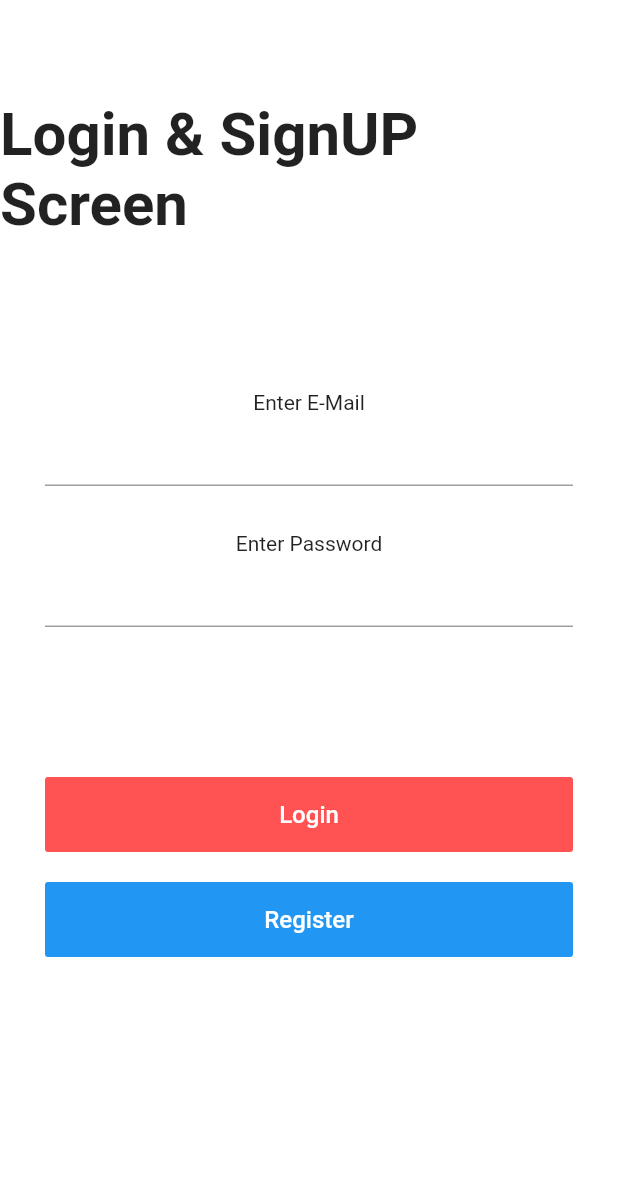
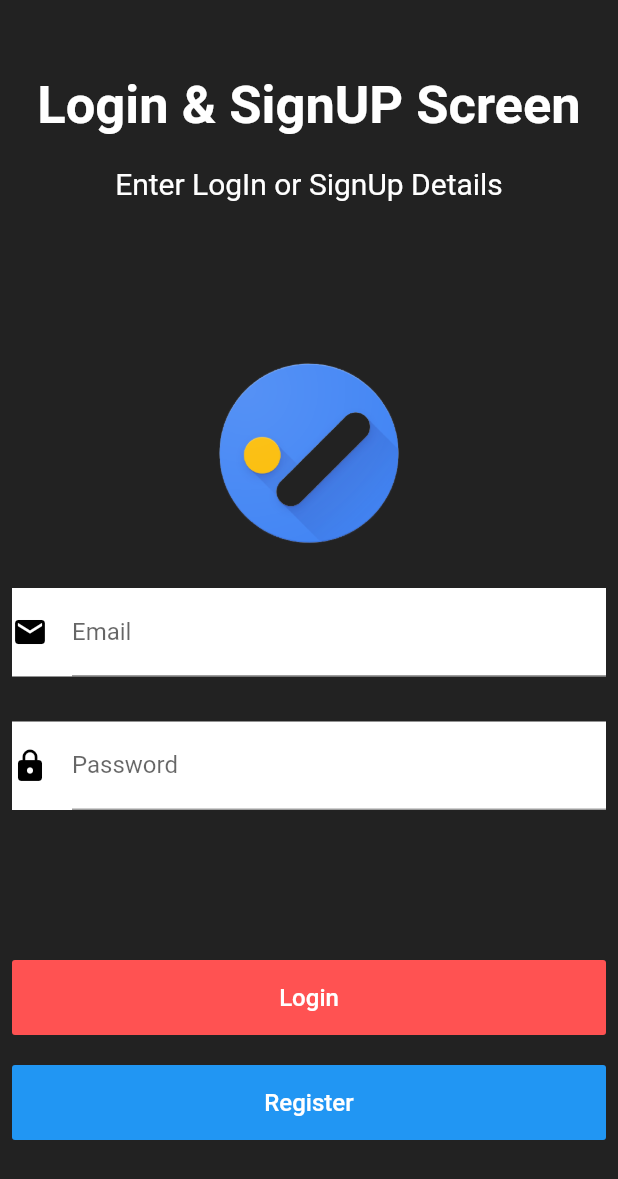
Before and after one commit to atharjaved15/mad_final, a Flutter app: the screen it shows after launch, on a phone screen of 412 x 824 dp. Shown: the top 1179 px of the screen. Run offline on Flutter 3.47's test engine with Material 2 defaults, Android fonts, the phone set to English and light mode, and no system bars; our stand-ins replace animated_splash_screen, firebase_auth, firebase_core, flutter_colorpicker, flutter_markdown, fluttertoast and 4 more; accounts and stored records are empty; generated files the repository leaves out were written again.

Commit message:
Icon Added

```diff
--- a/lib/loginScreen.dart
+++ b/lib/loginScreen.dart
@@ -31,52 +31,71 @@ class loginScreen extends StatelessWidget {
     return MaterialApp(
       debugShowCheckedModeBanner: false,
       home: Scaffold(
-          backgroundColor: Colors.white,
+          backgroundColor: Colors.black87,
           body: Center(
             child: SingleChildScrollView(
               child: Column(
                 mainAxisAlignment: MainAxisAlignment.center,
                 children: <Widget>[
-
-                  Text('Login & SignUP Screen' , style: TextStyle(fontSize: 40, fontWeight: FontWeight.bold),),
+                  SizedBox(height: 50,),
+                  Text('Login & SignUP Screen' , style: TextStyle(fontSize: 35, fontWeight: FontWeight.bold, color: Colors.white),),
+                  SizedBox(height: 20,),
+                  Text('Enter LogIn or SignUp Details' , style: TextStyle(color: Colors.white, fontSize: 20),),
                   SizedBox(
-                    height: 100,
+                    height: 70,
                   ),
                   Container(
-
                     child: SingleChildScrollView(
                       child: Container(
-                        alignment: Alignment.topCenter,
-                        margin: EdgeInsets.symmetric(horizontal: 30),
+                        margin: EdgeInsets.only(top: 20),
                         child: Center(
                           child: SingleChildScrollView(
+                            child: Padding(
+                              padding: const EdgeInsets.all(8.0),
                               child: Column(
                                 mainAxisAlignment: MainAxisAlignment.center,
                                 crossAxisAlignment: CrossAxisAlignment.center,
                                 children: <Widget>[
-                                Text('Enter E-Mail'),
-                                TextField(
+                                  icon_data(),
+                                  SizedBox(height: 20,),
+                                  Container(
+                                    color: Colors.white,
+                                    child: TextField(
                                       controller: nameController,
                                       decoration: InputDecoration(
-                                    focusColor: Colors.blue,
+                                        icon: Icon(
+                                          Icons.email,
+                                          color: Colors.black,
+                                        ),
+                                        labelText: 'Email',
+                                        focusColor: Colors.black,
 
                                       ),
                                       cursorColor: Colors.red,
                                       cursorHeight:20,
                                     ),
+                                  ),
                                   SizedBox(
                                     height: 30,
                                   ),
-                                Text('Enter Password'),
-                                TextField(
+                                  Container(
+                                    color: Colors.white,
+
+                                    child: TextField(
                                       controller: passwordController,
                                       decoration: InputDecoration(
-                                    focusColor: Colors.blue,
-
+                                        fillColor: Colors.white,
+                                        labelText: 'Password',
+                                        focusColor: Colors.black,
+                                        icon: Icon(
+                                          Icons.lock,
+                                          color: Colors.black,
+                                        ),
                                       ),
                                       cursorColor: Colors.red,
                                       obscureText: true,
                                       cursorHeight:20,
+                                    ),
                                   ),
                                   SizedBox(
                                     height: 100,
@@ -112,6 +131,7 @@ class loginScreen extends StatelessWidget {
                         ),
                       ),
                     ),
+                  ),
 
                 ],
 
@@ -120,7 +140,7 @@ class loginScreen extends StatelessWidget {
           )),
     );
   }
-  /*_buildFooterLogo() {
+  icon_data() {
     return Container(
       margin: EdgeInsets.symmetric(horizontal: 20),
       child: Column(
@@ -128,8 +148,7 @@ class loginScreen extends StatelessWidget {
         children: <Widget>[
           Image.asset(
             'images/logo.png',
-            height: 40,
-            color: Colors.white,
+            height: 140,
           ),
           SizedBox(
             width: 10,
@@ -137,7 +156,7 @@ class loginScreen extends StatelessWidget {
         ],
       ),
     );
-  }*/
+  }
   /*_buildTextField(TextEditingController controller, IconData icon, String labelText) {
     return Container(
       padding: EdgeInsets.symmetric(horizontal: 10, vertical: 5),
--- a/lib/mainPage.dart
+++ b/lib/mainPage.dart
@@ -13,9 +13,6 @@ import 'package:mad_final/page/detail_screen.dart';
 import 'package:mad_final/component/todo_badge.dart';
 import 'package:mad_final/page/privacy_policy.dart';
 import 'package:mad_final/model/data/choice_card.dart';
-
-
-
 class MyApp extends StatelessWidget {
   @override
   Widget build(BuildContext context) {
--- a/lib/page/add_task_screen.dart
+++ b/lib/page/add_task_screen.dart
@@ -1,6 +1,5 @@
 import 'package:flutter/material.dart';
 import 'package:scoped_model/scoped_model.dart';
-
 import 'package:mad_final/scopedmodel/todo_list_model.dart';
 import 'package:mad_final/model/task_model.dart';
 import 'package:mad_final/component/iconpicker/icon_picker_builder.dart';
@@ -38,7 +37,7 @@ class _AddTaskScreenState extends State<AddTaskScreen> {
       builder: (BuildContext context, Widget child, TodoListModel model) {
         return Scaffold(
           key: _scaffoldKey,
-          backgroundColor: Colors.white,
+          backgroundColor: Colors.black87,
           appBar: AppBar(
             title: Text(
               'New Category',
--- a/pubspec.yaml
+++ b/pubspec.yaml
@@ -55,7 +55,6 @@ dependencies:
   firebase_analytics: any
   flutter_markdown: any
 
-
 dev_dependencies:
   flutter_test:
     sdk: flutter
```
Also changed, not shown: 10 other files. Lines whose indentation alone changed are shown as unchanged.
